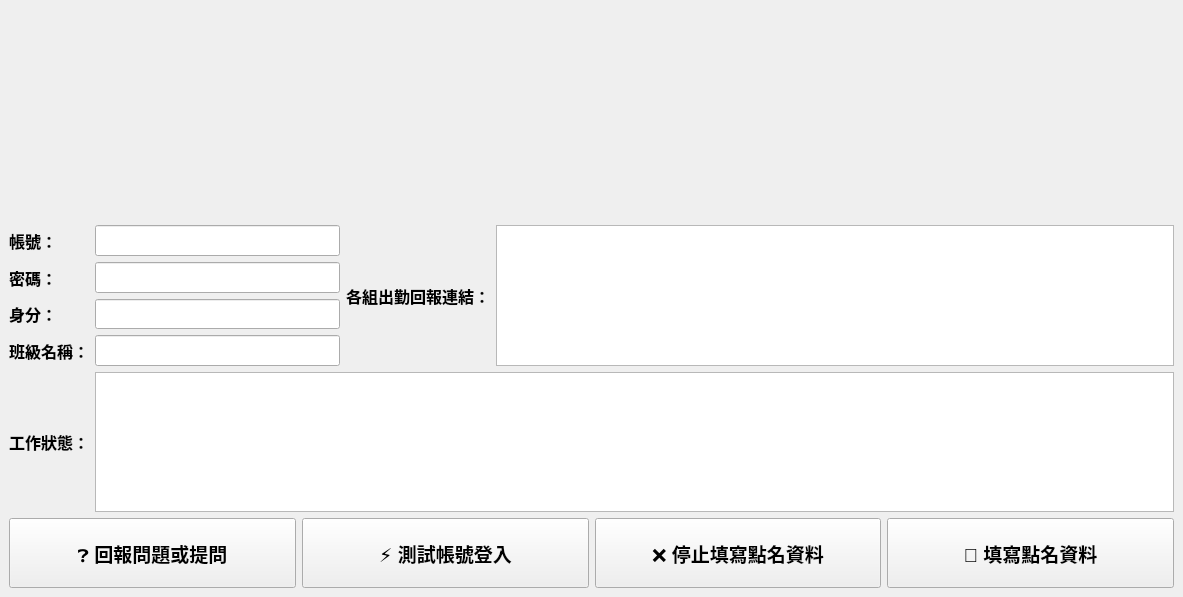
blisswisdom-students/blisswisdom-roll-call-assistant, file packages/blisswisdom_roll_call_assistant_desktop/ui/main_window.ui: the form before one commit.
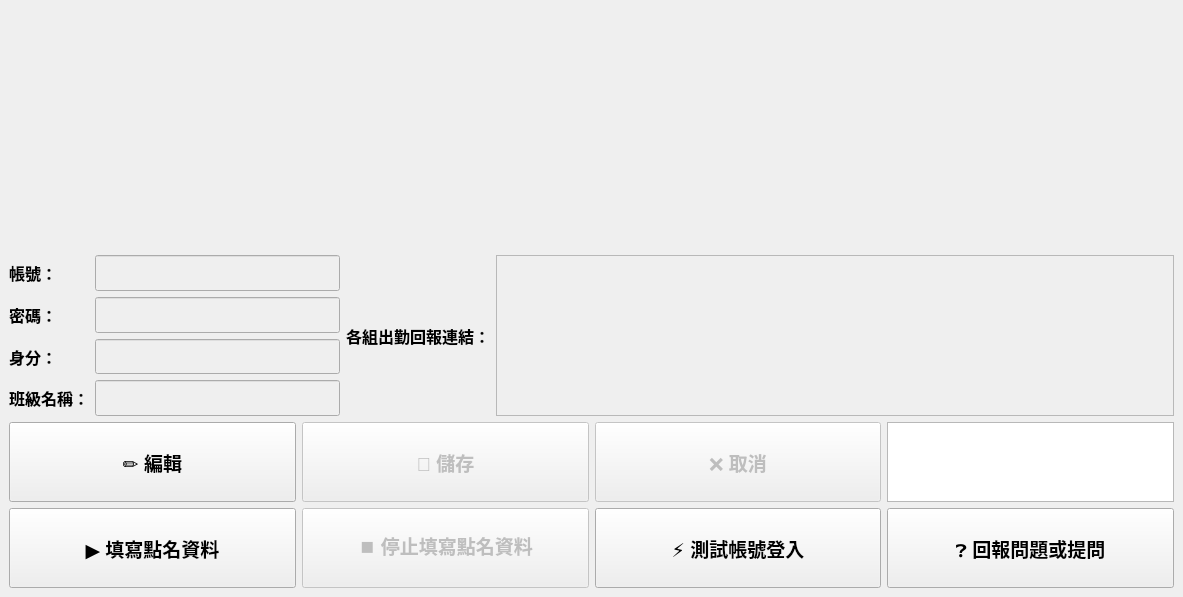
The form after the commit. Custom widgets are drawn as their Qt base class.

Commit message: Support the edit logic in UI

```diff
--- a/packages/blisswisdom_roll_call_assistant_desktop/ui/main_window.ui
+++ b/packages/blisswisdom_roll_call_assistant_desktop/ui/main_window.ui
@@ -18,7 +18,7 @@
   <widget class="QWidget" name="centralwidget">
    <layout class="QGridLayout" name="gridLayout_2">
     <item row="0" column="0">
-     <layout class="QGridLayout" name="gridLayout" rowstretch="2,1,2,0,0,0,2,1">
+     <layout class="QGridLayout" name="gridLayout" rowstretch="3,0,2,0,0,0,1,1">
       <item row="2" column="0" rowspan="3" colspan="2">
        <layout class="QGridLayout" name="gridLayout_3">
         <item row="2" column="0">
@@ -37,6 +37,9 @@
         </item>
         <item row="0" column="1">
          <widget class="QLineEdit" name="account_line_edit">
+          <property name="enabled">
+           <bool>false</bool>
+          </property>
           <property name="sizePolicy">
            <sizepolicy hsizetype="Expanding" vsizetype="Ignored">
             <horstretch>0</horstretch>
@@ -95,6 +98,9 @@
         </item>
         <item row="1" column="1">
          <widget class="QLineEdit" name="password_line_edit">
+          <property name="enabled">
+           <bool>false</bool>
+          </property>
           <property name="sizePolicy">
            <sizepolicy hsizetype="Expanding" vsizetype="Ignored">
             <horstretch>0</horstretch>
@@ -114,6 +120,9 @@
         </item>
         <item row="3" column="1">
          <widget class="QLineEdit" name="class_line_edit">
+          <property name="enabled">
+           <bool>false</bool>
+          </property>
           <property name="sizePolicy">
            <sizepolicy hsizetype="Expanding" vsizetype="Ignored">
             <horstretch>0</horstretch>
@@ -130,6 +139,9 @@
         </item>
         <item row="2" column="1">
          <widget class="QLineEdit" name="character_line_edit">
+          <property name="enabled">
+           <bool>false</bool>
+          </property>
           <property name="sizePolicy">
            <sizepolicy hsizetype="Expanding" vsizetype="Ignored">
             <horstretch>0</horstretch>
@@ -164,6 +176,9 @@
         </item>
         <item row="0" column="1">
          <widget class="QPlainTextEdit" name="attendance_urls_plain_text_edit">
+          <property name="enabled">
+           <bool>false</bool>
+          </property>
           <property name="sizePolicy">
            <sizepolicy hsizetype="Expanding" vsizetype="Ignored">
             <horstretch>0</horstretch>
@@ -204,9 +219,9 @@
       <item row="7" column="0" colspan="7">
        <layout class="QHBoxLayout" name="horizontalLayout">
         <item>
-         <widget class="QPushButton" name="help_push_button">
+         <widget class="QPushButton" name="start_push_button">
           <property name="sizePolicy">
-           <sizepolicy hsizetype="Minimum" vsizetype="Ignored">
+           <sizepolicy hsizetype="Ignored" vsizetype="Ignored">
             <horstretch>0</horstretch>
             <verstretch>0</verstretch>
            </sizepolicy>
@@ -219,14 +234,37 @@
            </font>
           </property>
           <property name="text">
-           <string>❓ 回報問題或提問</string>
+           <string>▶️ 填寫點名資料</string>
+          </property>
+         </widget>
+        </item>
+        <item>
+         <widget class="QPushButton" name="stop_push_button">
+          <property name="enabled">
+           <bool>false</bool>
+          </property>
+          <property name="sizePolicy">
+           <sizepolicy hsizetype="Ignored" vsizetype="Ignored">
+            <horstretch>0</horstretch>
+            <verstretch>0</verstretch>
+           </sizepolicy>
+          </property>
+          <property name="font">
+           <font>
+            <family>Microsoft JhengHei UI</family>
+            <pointsize>14</pointsize>
+            <bold>true</bold>
+           </font>
+          </property>
+          <property name="text">
+           <string>⏹️ 停止填寫點名資料</string>
           </property>
          </widget>
         </item>
         <item>
          <widget class="QPushButton" name="log_in_push_button">
           <property name="sizePolicy">
-           <sizepolicy hsizetype="Minimum" vsizetype="Ignored">
+           <sizepolicy hsizetype="Ignored" vsizetype="Ignored">
             <horstretch>0</horstretch>
             <verstretch>0</verstretch>
            </sizepolicy>
@@ -244,9 +282,9 @@
          </widget>
         </item>
         <item>
-         <widget class="QPushButton" name="stop_push_button">
+         <widget class="QPushButton" name="help_push_button">
           <property name="sizePolicy">
-           <sizepolicy hsizetype="Minimum" vsizetype="Ignored">
+           <sizepolicy hsizetype="Ignored" vsizetype="Ignored">
             <horstretch>0</horstretch>
             <verstretch>0</verstretch>
            </sizepolicy>
@@ -259,27 +297,7 @@
            </font>
           </property>
           <property name="text">
-           <string>❌ 停止填寫點名資料</string>
-          </property>
-         </widget>
-        </item>
-        <item>
-         <widget class="QPushButton" name="start_push_button">
-          <property name="sizePolicy">
-           <sizepolicy hsizetype="Minimum" vsizetype="Ignored">
-            <horstretch>0</horstretch>
-            <verstretch>0</verstretch>
-           </sizepolicy>
-          </property>
-          <property name="font">
-           <font>
-            <family>Microsoft JhengHei UI</family>
-            <pointsize>14</pointsize>
-            <bold>true</bold>
-           </font>
-          </property>
-          <property name="text">
-           <string>📝 填寫點名資料</string>
+           <string>❓ 回報問題或提問</string>
           </property>
          </widget>
         </item>
@@ -287,10 +305,10 @@
       </item>
       <item row="5" column="0" rowspan="2" colspan="7">
        <layout class="QGridLayout" name="gridLayout_5">
-        <item row="0" column="1">
+        <item row="0" column="3">
          <widget class="QPlainTextEdit" name="status_plain_text_edit">
           <property name="sizePolicy">
-           <sizepolicy hsizetype="Expanding" vsizetype="Ignored">
+           <sizepolicy hsizetype="Ignored" vsizetype="Ignored">
             <horstretch>0</horstretch>
             <verstretch>0</verstretch>
            </sizepolicy>
@@ -303,17 +321,69 @@
           </property>
          </widget>
         </item>
+        <item row="0" column="2">
+         <widget class="QPushButton" name="cancel_push_button">
+          <property name="enabled">
+           <bool>false</bool>
+          </property>
+          <property name="sizePolicy">
+           <sizepolicy hsizetype="Ignored" vsizetype="Ignored">
+            <horstretch>0</horstretch>
+            <verstretch>0</verstretch>
+           </sizepolicy>
+          </property>
+          <property name="font">
+           <font>
+            <family>Microsoft JhengHei UI</family>
+            <pointsize>14</pointsize>
+            <bold>true</bold>
+           </font>
+          </property>
+          <property name="text">
+           <string>❌ 取消</string>
+          </property>
+         </widget>
+        </item>
+        <item row="0" column="1">
+         <widget class="QPushButton" name="save_push_button">
+          <property name="enabled">
+           <bool>false</bool>
+          </property>
+          <property name="sizePolicy">
+           <sizepolicy hsizetype="Ignored" vsizetype="Ignored">
+            <horstretch>0</horstretch>
+            <verstretch>0</verstretch>
+           </sizepolicy>
+          </property>
+          <property name="font">
+           <font>
+            <family>Microsoft JhengHei UI</family>
+            <pointsize>14</pointsize>
+            <bold>true</bold>
+           </font>
+          </property>
+          <property name="text">
+           <string>💾 儲存</string>
+          </property>
+         </widget>
+        </item>
         <item row="0" column="0">
-         <widget class="QLabel" name="status_label">
+         <widget class="QPushButton" name="edit_push_button">
+          <property name="sizePolicy">
+           <sizepolicy hsizetype="Ignored" vsizetype="Ignored">
+            <horstretch>0</horstretch>
+            <verstretch>0</verstretch>
+           </sizepolicy>
+          </property>
           <property name="font">
            <font>
             <family>Microsoft JhengHei UI</family>
-            <pointsize>12</pointsize>
+            <pointsize>14</pointsize>
             <bold>true</bold>
            </font>
           </property>
           <property name="text">
-           <string>工作狀態：</string>
+           <string>✏️ 編輯</string>
           </property>
          </widget>
         </item>
```
Left out of the diff: 3 changed lines with no effect on the pictures. The commit also changes 3 other files.
